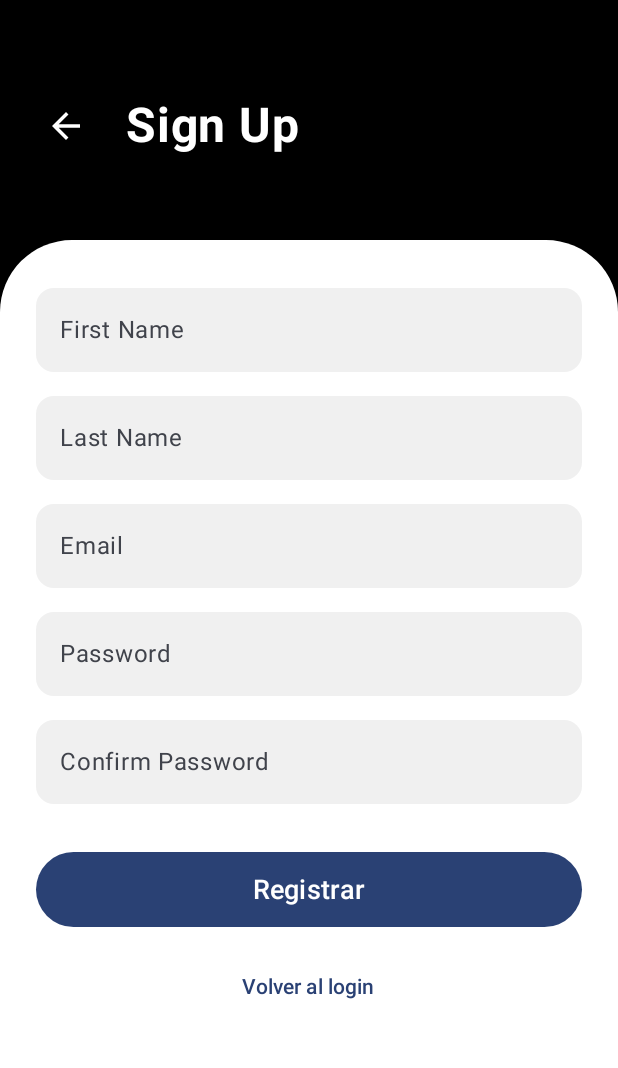
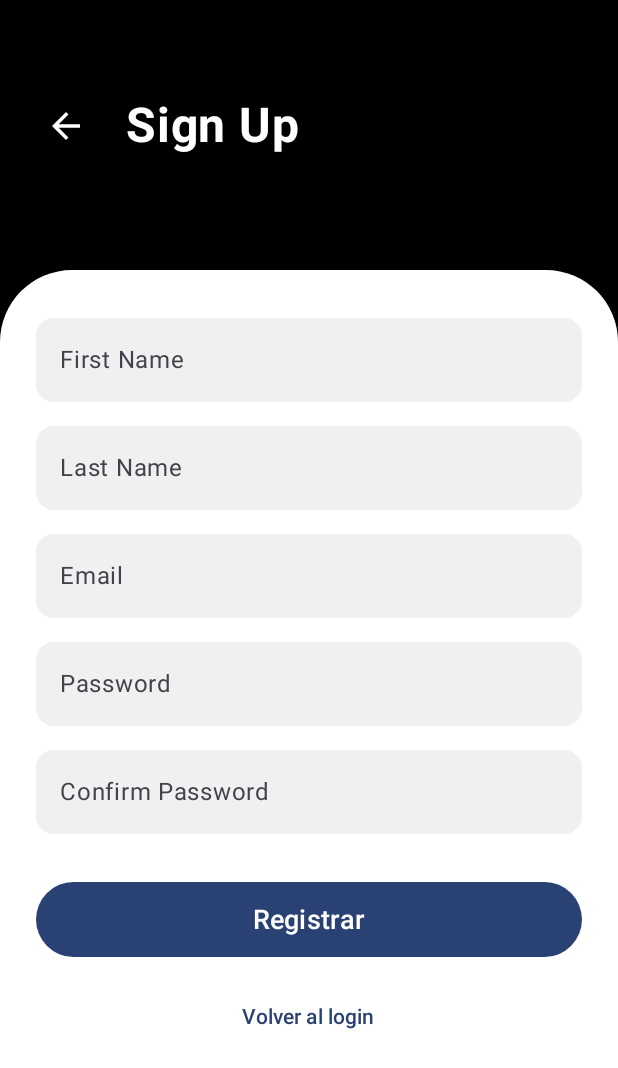
Before and after one commit to andr3s005/ASotoLoginApp, an Android app built with Jetpack Compose: the RegisterScreen screen opened through its navigation route, on a phone screen of 412 x 824 dp. Shown: the top 1068 px of the screen. Run offline under Robolectric (Android 15) with nearby library versions, the phone set to English and light mode, and no system bars; pictures from the network do not load.

Commit message:
Ultimos cambios

```diff
--- a/app/build.gradle.kts
+++ b/app/build.gradle.kts
@@ -59,6 +59,9 @@ dependencies {
     debugImplementation(libs.androidx.ui.test.manifest)
     implementation("org.jetbrains.kotlinx:kotlinx-serialization-json:1.7.3")
     implementation("org.jetbrains.kotlinx:kotlinx-serialization-json:1.7.3")
+    implementation("io.coil-kt.coil3:coil-compose:3.1.0")
+    implementation("io.coil-kt.coil3:coil-network-okhttp:3.1.0")
+
 
 
 }
--- a/app/src/main/AndroidManifest.xml
+++ b/app/src/main/AndroidManifest.xml
@@ -1,6 +1,7 @@
 <?xml version="1.0" encoding="utf-8"?>
 <manifest xmlns:android="http://schemas.android.com/apk/res/android"
     xmlns:tools="http://schemas.android.com/tools">
+    <uses-permission android:name="android.permission.INTERNET" />
 
     <application
         android:allowBackup="true"
--- a/app/src/main/java/com/example/loginapp/ui/theme/LoginScreen.kt
+++ b/app/src/main/java/com/example/loginapp/ui/theme/LoginScreen.kt
@@ -17,31 +17,33 @@ import androidx.compose.ui.text.input.PasswordVisualTransformation
 import androidx.compose.ui.text.input.VisualTransformation
 import androidx.compose.ui.unit.dp
 import androidx.compose.ui.unit.sp
+import coil3.compose.AsyncImage
+
 @Composable
 fun LoginScreen(
     onNavigateToRegister: () -> Unit
 ) {
     var email by remember { mutableStateOf("") }
     var password by remember { mutableStateOf("") }
+    val logoURl = "https://static.wikia.nocookie.net/transformers/images/1/1e/Simbolo_Autobot.png/revision/latest?cb=20171219185501&path-prefix=es"
 
     Box(
         modifier = Modifier
             .fillMaxSize()
             .background(Color.Black)
     ){
-        Text(
-            "Login",
-            color = Color.White,
-            fontSize = 32.sp,
-            fontWeight = FontWeight.Bold,
+        AsyncImage(
+            model = logoURl,
+            contentDescription = "Logo de la aplicación",
             modifier = Modifier
+                .size(140.dp)
                 .align(Alignment.TopCenter)
-                .padding(top=80.dp, start = 44.dp)
+                .padding(top=60.dp, start = 44.dp)
         )
         Surface(
             modifier = Modifier
                 .fillMaxSize()
-                .padding(top=160.dp),
+                .padding(top=180.dp),
             color = Color.White,
             shape = RoundedCornerShape(topStart = 48.dp, topEnd = 48.dp),
             shadowElevation = 8.dp
--- a/app/src/main/java/com/example/loginapp/ui/theme/RegisterScreen.kt
+++ b/app/src/main/java/com/example/loginapp/ui/theme/RegisterScreen.kt
@@ -62,7 +62,7 @@ fun RegisterScreen(
         Surface(
             modifier = Modifier
                 .fillMaxSize()
-                .padding(top=160.dp),
+                .padding(top=180.dp),
             color = Color.White,
             shape = RoundedCornerShape(topStart = 48.dp, topEnd = 48.dp),
             shadowElevation = 8.dp
```
